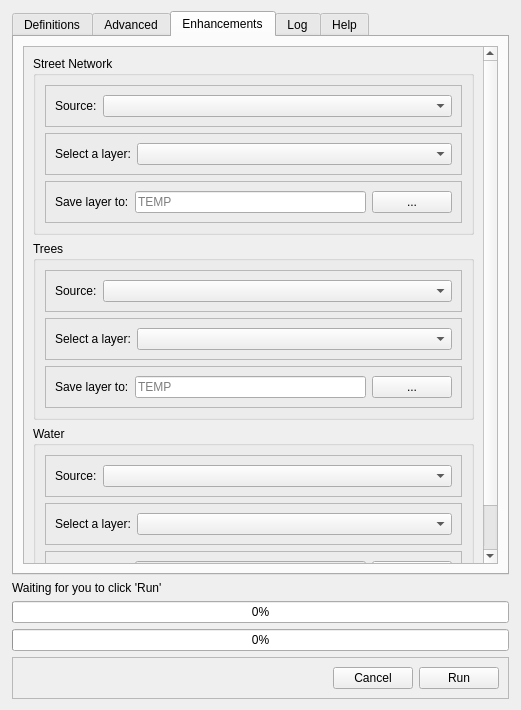
Qt form citygen_dialog_base.ui (arthurRuf/3dcitybuilder) before a commit.
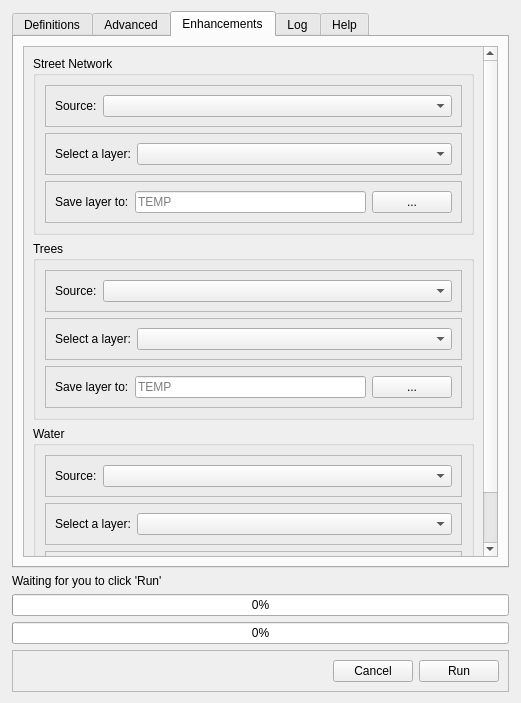
The same form after that commit.

Commit message: Fixed plugin name on Plungin Window, QGIS menu

What changed in the file:
```diff
--- a/citygen_dialog_base.ui
+++ b/citygen_dialog_base.ui
@@ -7,7 +7,7 @@
     <x>0</x>
     <y>0</y>
     <width>521</width>
-    <height>710</height>
+    <height>703</height>
    </rect>
   </property>
   <property name="windowTitle">
@@ -533,7 +533,7 @@
            <rect>
             <x>0</x>
             <y>0</y>
-            <width>449</width>
+            <width>434</width>
             <height>707</height>
            </rect>
           </property>
```
Left out of the diff: 2 changed lines with no effect on the pictures. The commit also changes 1 other file.
